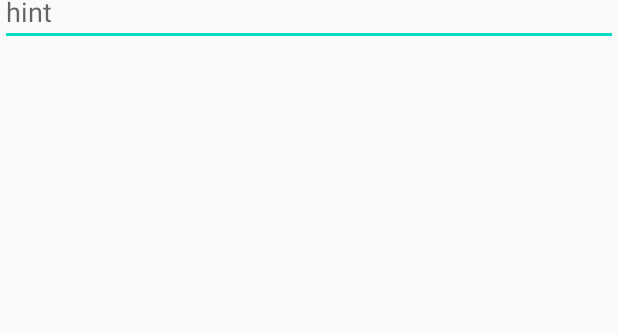
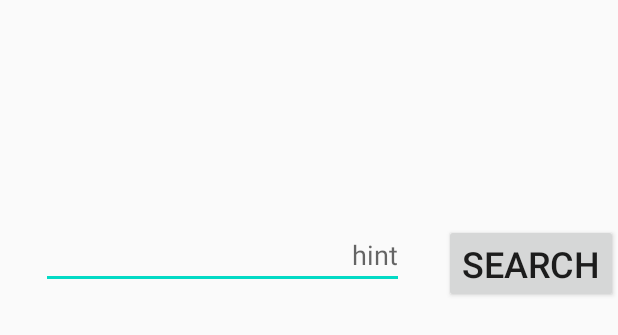
Before and after one commit to SantoHerrera/wordLookupButInKotlin, an Android app: the layout activity_main.xml on its own in the app's theme, with its tools: preview values and no code run, on a phone screen of 412 x 824 dp. Shown: the top 335 px of the screen. Run offline under Robolectric (Android 15) with nearby library versions, the phone set to English and light mode, and no system bars.

Commit message:
starting to come together

```diff
--- a/app/src/main/res/layout/activity_main.xml
+++ b/app/src/main/res/layout/activity_main.xml
@@ -2,27 +2,37 @@
 <androidx.constraintlayout.widget.ConstraintLayout xmlns:android="http://schemas.android.com/apk/res/android"
     xmlns:app="http://schemas.android.com/apk/res-auto"
     xmlns:tools="http://schemas.android.com/tools"
+    android:id="@+id/word"
     android:layout_width="match_parent"
     android:layout_height="match_parent"
     tools:context=".MainActivity">
 
+    <Button
+        android:id="@+id/searchButton"
+        android:layout_width="wrap_content"
+        android:layout_height="wrap_content"
+        android:layout_marginTop="149dp"
+        android:text="@android:string/search_go"
+        android:textAlignment="textEnd"
+        android:textSize="24sp"
+        app:layout_constraintEnd_toEndOf="parent"
+        app:layout_constraintTop_toTopOf="parent" />
+
     <com.google.android.material.textfield.TextInputLayout
-        android:id="@+id/textInputLayout"
-        android:layout_width="409dp"
+        android:layout_width="321dp"
         android:layout_height="wrap_content"
         tools:layout_editor_absoluteX="1dp"
-        tools:layout_editor_absoluteY="301dp">
+        tools:layout_editor_absoluteY="187dp">
 
     </com.google.android.material.textfield.TextInputLayout>
 
     <com.google.android.material.textfield.TextInputEditText
-        android:id="@+id/searchBar"
-        android:layout_width="match_parent"
-        android:layout_height="wrap_content"
-        android:layout_marginTop="15dp"
+        android:layout_width="242dp"
+        android:layout_height="0dp"
+        android:layout_marginTop="147dp"
         android:hint="hint"
-        app:layout_constraintBottom_toTopOf="@+id/textInputLayout"
-        app:layout_constraintTop_toTopOf="parent"
-        tools:layout_editor_absoluteX="9dp" />
-
+        android:textAlignment="textEnd"
+        app:layout_constraintEnd_toStartOf="@+id/searchButton"
+        app:layout_constraintStart_toStartOf="parent"
+        app:layout_constraintTop_toTopOf="parent" />
 </androidx.constraintlayout.widget.ConstraintLayout>
```
Also changed, not shown: app/src/main/AndroidManifest.xml (+7 -0 lines), app/src/main/java/com/examplebeginer/wordlookupbutinkotlin/MainActivity.kt (+7 -22 lines), app/src/main/java/com/examplebeginer/wordlookupbutinkotlin/wordDefinitions.kt (added, +15 -0 lines), app/src/main/res/layout/word_definitions.xml (added, +33 -0 lines).
